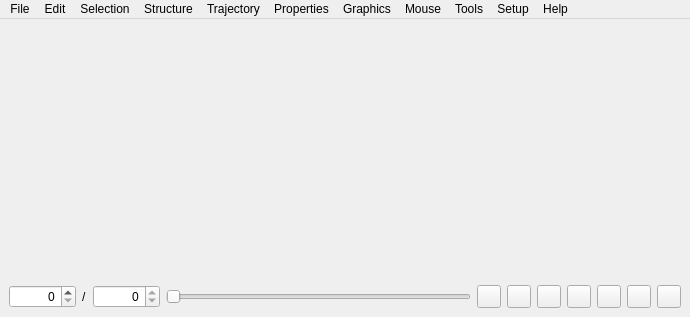
First picture: the form in src/plugins/projects/TrajectoryProject/TrajectoryProjectWindow.ui, repository kulhanek/nemesis-vtk, before the edit.
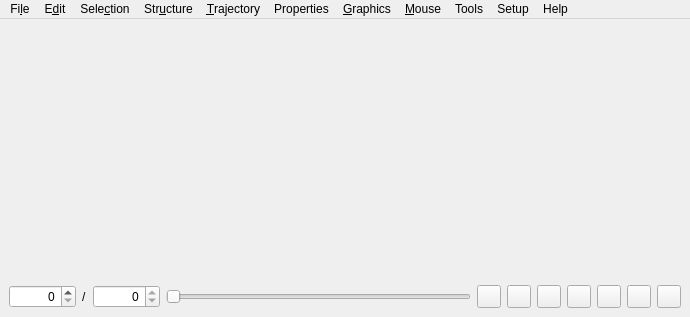
Second picture: the form after the edit. Icons and pictures are not drawn.

```diff
--- a/src/plugins/projects/TrajectoryProject/TrajectoryProjectWindow.ui
+++ b/src/plugins/projects/TrajectoryProject/TrajectoryProjectWindow.ui
@@ -172,12 +172,12 @@
      <x>0</x>
      <y>0</y>
      <width>690</width>
-     <height>23</height>
+     <height>21</height>
     </rect>
    </property>
    <widget class="QMenu" name="menuFile">
     <property name="title">
-     <string>File</string>
+     <string>Fi&amp;le</string>
     </property>
     <widget class="QMenu" name="menuImportStructure">
      <property name="title">
@@ -241,7 +241,7 @@
    </widget>
    <widget class="QMenu" name="menuEdit">
     <property name="title">
-     <string>Edit</string>
+     <string>E&amp;dit</string>
     </property>
     <widget class="QMenu" name="menuLock">
      <property name="title">
@@ -278,7 +278,7 @@
      </rect>
     </property>
     <property name="title">
-     <string>Graphics</string>
+     <string>&amp;Graphics</string>
     </property>
     <widget class="QMenu" name="menuNew_Object">
      <property name="title">
@@ -325,7 +325,7 @@
    </widget>
    <widget class="QMenu" name="menuMouse">
     <property name="title">
-     <string>Mouse</string>
+     <string>&amp;Mouse</string>
     </property>
     <addaction name="actionSRTMode"/>
     <addaction name="actionSelectMode"/>
@@ -368,7 +368,7 @@
    </widget>
    <widget class="QMenu" name="menuSelection">
     <property name="title">
-     <string>Selection</string>
+     <string>Sele&amp;ction</string>
     </property>
     <widget class="QMenu" name="menuSelectResiduesBy">
      <property name="title">
@@ -437,7 +437,7 @@
    </widget>
    <widget class="QMenu" name="menuGeometry">
     <property name="title">
-     <string>Trajectory</string>
+     <string>&amp;Trajectory</string>
     </property>
     <addaction name="actionActiveTrajectoryInfo"/>
     <addaction name="actionAllTrajectoriesInfo"/>
@@ -460,7 +460,7 @@
    </widget>
    <widget class="QMenu" name="menuStructure">
     <property name="title">
-     <string>Structure</string>
+     <string>Str&amp;ucture</string>
     </property>
     <addaction name="actionActiveStructureInfo"/>
     <addaction name="actionAllStructuresInfo"/>
```
Left out of the diff: 401 changed lines with no effect on the pictures.
